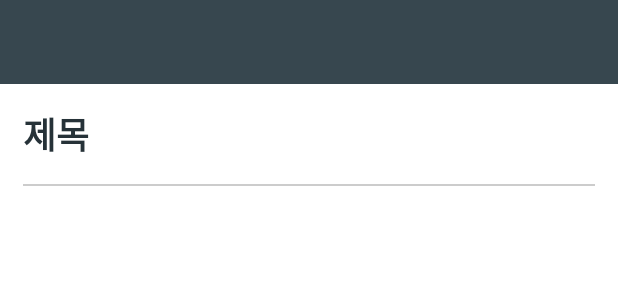
After one commit to seunwoolee/blank, an Android app: the layout activity_article_detail.xml on its own in the app's theme, with its tools: preview values and no code run, on a phone screen of 412 x 824 dp. The commit adds this screen. Shown: the top 300 px of the screen. Run offline under Robolectric (Android 15) with nearby library versions, the phone set to English and light mode, and no system bars.

Commit message:
detail 화면 불러오기 완성

```diff
--- a/app/src/main/AndroidManifest.xml
+++ b/app/src/main/AndroidManifest.xml
@@ -6,7 +6,6 @@
     <uses-permission android:name="android.permission.READ_EXTERNAL_STORAGE" />
     <uses-permission android:name="android.permission.CAMERA" />
 
-
     <application
         android:allowBackup="true"
         android:icon="@mipmap/ic_launcher"
@@ -14,6 +13,7 @@
         android:roundIcon="@mipmap/ic_launcher_round"
         android:supportsRtl="true"
         android:theme="@style/Theme.AppCompat.Light.NoActionBar">
+        <activity android:name=".activity.ArticleDetailActivity"></activity>
         <activity android:name=".activity.MainActivity">
             <intent-filter>
                 <action android:name="android.intent.action.MAIN" />
@@ -21,6 +21,7 @@
                 <category android:name="android.intent.category.LAUNCHER" />
             </intent-filter>
         </activity>
+
         <provider
             android:name="androidx.core.content.FileProvider"
             android:authorities="${applicationId}.provider"
--- a/app/src/main/java/com/shuneesoft/blanker/adapter/AdapterListSwipe.java
+++ b/app/src/main/java/com/shuneesoft/blanker/adapter/AdapterListSwipe.java
@@ -48,14 +48,12 @@ public class AdapterListSwipe extends RecyclerView.Adapter<RecyclerView.ViewHold
     public class OriginalViewHolder extends RecyclerView.ViewHolder implements SwipeItemTouchHelper.TouchViewHolder {
         public TextView title;
         public ImageButton bt_move;
-        public Button bt_undo;
         public View lyt_parent;
 
         public OriginalViewHolder(View v) {
             super(v);
             title = (TextView) v.findViewById(R.id.title);
             bt_move = (ImageButton) v.findViewById(R.id.bt_move);
-            bt_undo = (Button) v.findViewById(R.id.bt_undo);
             lyt_parent = (View) v.findViewById(R.id.lyt_parent);
         }
 
--- /dev/null
+++ b/app/src/main/res/layout/activity_article_detail.xml
@@ -0,0 +1,101 @@
+<?xml version="1.0" encoding="utf-8"?>
+<androidx.coordinatorlayout.widget.CoordinatorLayout xmlns:android="http://schemas.android.com/apk/res/android"
+    xmlns:app="http://schemas.android.com/apk/res-auto"
+    android:layout_width="match_parent"
+    android:layout_height="match_parent"
+    android:background="@android:color/white"
+    android:orientation="vertical">
+
+    <com.google.android.material.appbar.AppBarLayout
+        android:layout_width="match_parent"
+        android:layout_height="wrap_content"
+        android:theme="@style/AppTheme.AppBarOverlay"
+        app:elevation="0dp">
+
+        <androidx.appcompat.widget.Toolbar
+            android:id="@+id/toolbar"
+            android:layout_width="match_parent"
+            android:layout_height="?attr/actionBarSize"
+            android:theme="@style/Toolbar.Dark"
+            app:contentInsetStartWithNavigation="0dp"
+            app:layout_scrollFlags="scroll|enterAlways"
+            app:theme="@style/Toolbar.Dark" />
+
+    </com.google.android.material.appbar.AppBarLayout>
+
+    <androidx.core.widget.NestedScrollView
+        android:id="@+id/nested_scroll_view"
+        android:layout_width="match_parent"
+        android:layout_height="wrap_content"
+        android:background="@android:color/white"
+        android:clipToPadding="false"
+        android:fitsSystemWindows="true"
+        android:scrollbars="none"
+        android:scrollingCache="true"
+        app:layout_behavior="@string/appbar_scrolling_view_behavior">
+
+        <LinearLayout
+            android:layout_width="match_parent"
+            android:layout_height="wrap_content"
+            android:orientation="vertical">
+
+            <LinearLayout
+                android:layout_width="match_parent"
+                android:layout_height="wrap_content"
+                android:orientation="vertical"
+                android:padding="@dimen/spacing_large">
+
+                <TextView
+                    android:id="@+id/title"
+                    android:layout_width="match_parent"
+                    android:layout_height="wrap_content"
+                    android:text="제목"
+                    android:textAppearance="@style/TextAppearance.AppCompat.Headline"
+                    android:textColor="@color/grey_90"
+                    android:textStyle="bold" />
+
+                <View
+                    android:layout_width="match_parent"
+                    android:layout_height="1dp"
+                    android:layout_marginTop="@dimen/spacing_large"
+                    android:layout_marginBottom="@dimen/spacing_large"
+                    android:background="@color/grey_20" />
+
+                <ScrollView
+                    android:layout_width="match_parent"
+                    android:layout_height="match_parent"
+                    android:fillViewport="true">
+
+                    <com.google.android.flexbox.FlexboxLayout
+                        android:id="@+id/layout"
+                        android:layout_width="match_parent"
+                        android:layout_height="wrap_content"
+                        app:alignContent="flex_start"
+                        app:alignItems="flex_start"
+                        app:flexWrap="wrap">
+
+<!--                        <TextView-->
+<!--                            android:id="@+id/content"-->
+<!--                            android:layout_width="match_parent"-->
+<!--                            android:layout_height="wrap_content"-->
+<!--                            android:layout_marginTop="@dimen/spacing_large"-->
+<!--                            android:text="Quisque sapien lorem, vestibulum vitae justo eget, fringilla eleifend nisi. Nam fermentum ipsum vitae ligula"-->
+<!--                            android:textAppearance="@style/TextAppearance.AppCompat.Subhead"-->
+<!--                            android:textColor="@color/grey_90"-->
+<!--                            app:fontFamily="sans-serif-medium" />-->
+
+                    </com.google.android.flexbox.FlexboxLayout>
+                </ScrollView>
+
+
+            </LinearLayout>
+
+            <View
+                android:layout_width="0dp"
+                android:layout_height="@dimen/spacing_large" />
+
+        </LinearLayout>
+
+    </androidx.core.widget.NestedScrollView>
+
+</androidx.coordinatorlayout.widget.CoordinatorLayout>
--- a/app/src/main/res/layout/activity_main.xml
+++ b/app/src/main/res/layout/activity_main.xml
@@ -29,7 +29,6 @@
                 android:layout_height="?attr/actionBarSize"
                 android:theme="@style/Toolbar.Dark"
                 app:contentInsetStartWithNavigation="0dp"
-                app:popupTheme="@style/ThemeOverlay.AppCompat.Light"
                 app:theme="@style/Toolbar.Dark" />
 
         </com.google.android.material.appbar.AppBarLayout>
--- a/app/src/main/res/layout/item_swipe.xml
+++ b/app/src/main/res/layout/item_swipe.xml
@@ -4,8 +4,6 @@
     xmlns:tools="http://schemas.android.com/tools"
     android:layout_width="match_parent"
     android:layout_height="wrap_content">
-
-    <include layout="@layout/item_swipe_undo" />
 
     <com.balysv.materialripple.MaterialRippleLayout
         android:id="@+id/lyt_parent"
```
Also changed, not shown: app/src/main/java/com/shuneesoft/blanker/activity/ArticleDetailActivity.java (added, +62 -0 lines), app/src/main/java/com/shuneesoft/blanker/fragment/ListFragment.java (+8 -3 lines), app/src/main/java/com/shuneesoft/blanker/fragment/MainFragment.java (+9 -41 lines), app/src/main/java/com/shuneesoft/blanker/helper/TextViewHelper.java (added, +74 -0 lines), app/src/main/res/layout/item_swipe_undo.xml (deleted, +0 -53 lines).
